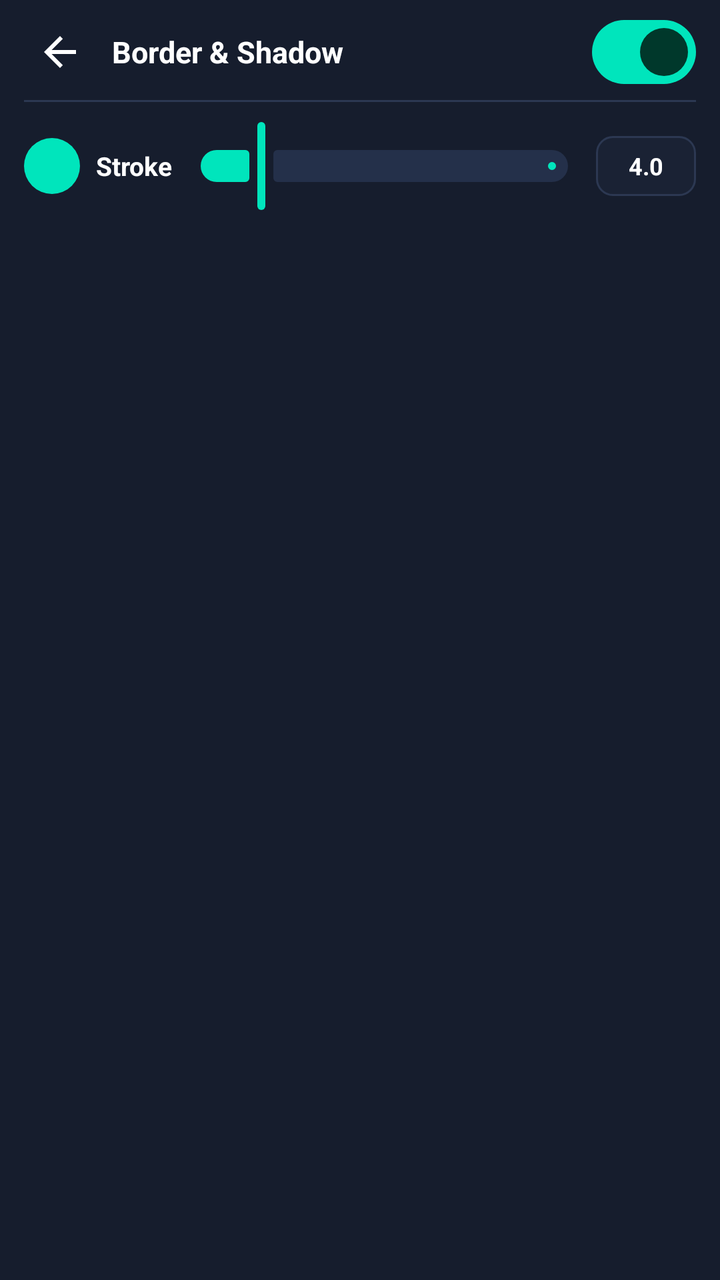
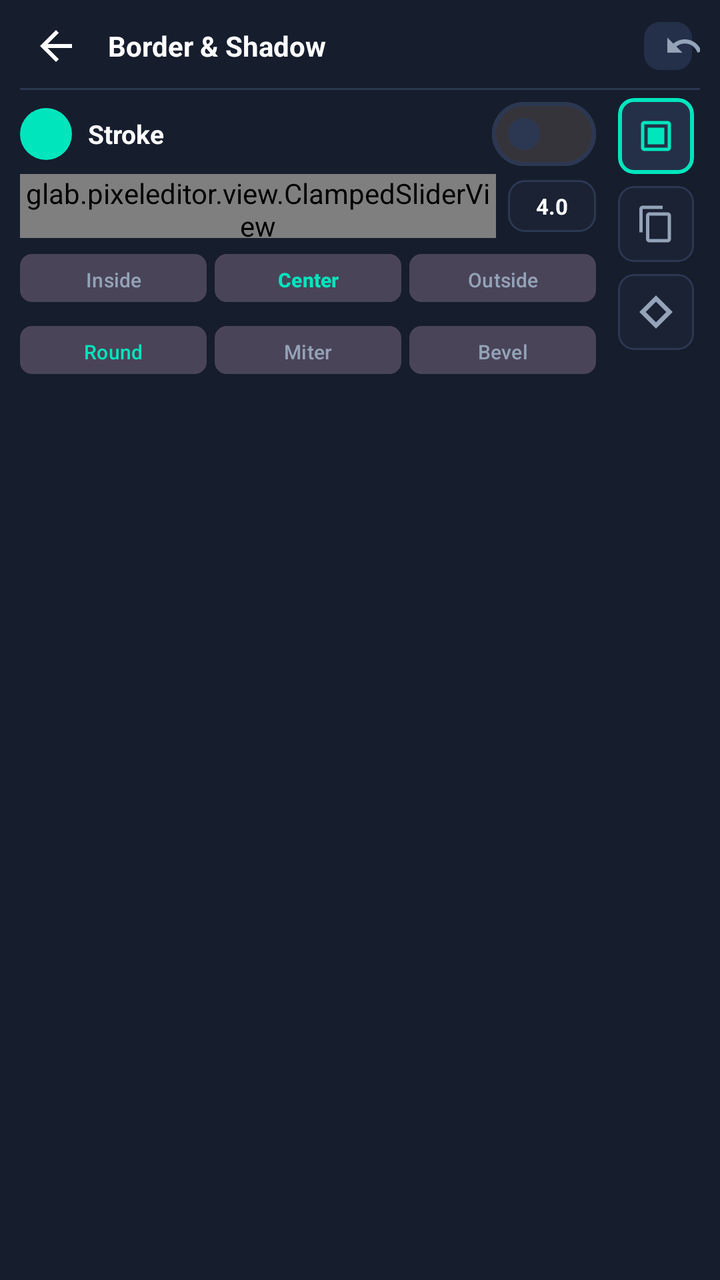

Screens rendered from an Android XML layout before and after an edit, with the pre-edit source and the edit as a unified diff.
<!-- AndroidManifest.xml: application theme Theme.PixelEditor -->
<!-- res/layout/panel_border_shadow.xml -->
<?xml version="1.0" encoding="utf-8"?>
<LinearLayout xmlns:android="http://schemas.android.com/apk/res/android"
    xmlns:app="http://schemas.android.com/apk/res-auto"
    android:id="@+id/panelBorderShadow"
    android:layout_width="match_parent"
    android:layout_height="wrap_content"
    android:background="@color/pe_surface_panel"
    android:orientation="vertical"
    android:paddingStart="12dp"
    android:paddingTop="6dp"
    android:paddingEnd="12dp"
    android:paddingBottom="12dp">

    
    <LinearLayout
        android:layout_width="match_parent"
        android:layout_height="40dp"
        android:gravity="center_vertical"
        android:orientation="horizontal">

        <ImageButton
            android:id="@+id/btnBackFromBorder"
            android:layout_width="36dp"
            android:layout_height="36dp"
            android:background="?attr/selectableItemBackgroundBorderless"
            android:src="@drawable/ic_pe_back"
            app:tint="@color/pe_text_primary" />

        <TextView
            android:layout_width="0dp"
            android:layout_height="wrap_content"
            android:layout_marginStart="8dp"
            android:layout_weight="1"
            android:text="@string/tool_border_shadow"
            android:textColor="@color/pe_text_primary"
            android:textSize="15sp"
            android:textStyle="bold" />

        <com.google.android.material.materialswitch.MaterialSwitch
            android:id="@+id/switchStrokeToggle"
            android:layout_width="wrap_content"
            android:layout_height="wrap_content"
            android:checked="true" />
    </LinearLayout>

    <View
        android:layout_width="match_parent"
        android:layout_height="1dp"
        android:layout_marginTop="4dp"
        android:layout_marginBottom="8dp"
        android:background="@color/pe_border" />

    
    <LinearLayout
        android:layout_width="match_parent"
        android:layout_height="wrap_content"
        android:gravity="center_vertical"
        android:orientation="horizontal">

        
        <View
            android:id="@+id/viewStrokeColorSwatch"
            android:layout_width="28dp"
            android:layout_height="28dp"
            android:background="@drawable/bg_pill_accent"
            android:backgroundTint="@color/pe_accent_mint" />

        <TextView
            android:layout_width="wrap_content"
            android:layout_height="wrap_content"
            android:layout_marginStart="8dp"
            android:text="@string/prop_stroke"
            android:textColor="@color/pe_text_primary"
            android:textSize="13sp"
            android:textStyle="bold" />

        <com.google.android.material.slider.Slider
            android:id="@+id/sliderStrokeWidth"
            style="@style/Widget.PixelEditor.Slider"
            android:layout_width="0dp"
            android:layout_height="wrap_content"
            android:layout_weight="1"
            android:valueFrom="0"
            android:valueTo="30"
            android:value="4" />

        <TextView
            android:id="@+id/tvStrokeVal"
            android:layout_width="50dp"
            android:layout_height="30dp"
            android:background="@drawable/bg_input_box"
            android:gravity="center"
            android:text="4.0"
            android:textColor="@color/pe_text_primary"
            android:textSize="12sp"
            android:textStyle="bold" />
    </LinearLayout>

    
    <HorizontalScrollView
        android:layout_width="match_parent"
        android:layout_height="wrap_content"
        android:layout_marginTop="8dp"
        android:scrollbars="none">

        <LinearLayout
            android:id="@+id/layoutStrokeColorPresets"
            android:layout_width="wrap_content"
            android:layout_height="wrap_content"
            android:orientation="horizontal" />
    </HorizontalScrollView>
</LinearLayout>
<!-- resources referenced by this layout -->
<resources>
  <color name="pe_accent_mint">#00E5BC</color>
  <color name="pe_border">#2C3852</color>
  <color name="pe_surface_panel">#161D2D</color>
  <color name="pe_text_primary">#FFFFFF</color>
  <!-- drawable bg_input_box (drawable) -->
  <?xml version="1.0" encoding="utf-8"?>
  <shape xmlns:android="http://schemas.android.com/apk/res/android"
      android:shape="rectangle">
      <solid android:color="@color/pe_surface_input"/>
      <stroke android:width="1dp" android:color="@color/pe_border"/>
      <corners android:radius="8dp"/>
  </shape>
  <!-- drawable bg_pill_accent (drawable) -->
  <?xml version="1.0" encoding="utf-8"?>
  <shape xmlns:android="http://schemas.android.com/apk/res/android"
      android:shape="rectangle">
      <solid android:color="@color/pe_accent_mint"/>
      <corners android:radius="999dp"/>
  </shape>
  <!-- drawable ic_pe_back (drawable) -->
  <vector xmlns:android="http://schemas.android.com/apk/res/android"
      android:width="24dp"
      android:height="24dp"
      android:viewportWidth="24"
      android:viewportHeight="24">
      <path
          android:fillColor="@color/pe_text_primary"
          android:pathData="M20,11H7.83l5.59,-5.59L12,4l-8,8 8,8 1.41,-1.41L7.83,13H20v-2z"/>
  </vector>
  <string name="prop_stroke">Stroke</string>
  <string name="tool_border_shadow">Border &amp; Shadow</string>
  <style name="Widget.PixelEditor.Slider" parent="Widget.Material3.Slider">
          <item name="thumbColor">@color/pe_accent_mint</item>
          <item name="trackColorActive">@color/pe_accent_mint</item>
          <item name="trackColorInactive">@color/pe_surface_card</item>
          <item name="haloColor">#3300E5BC</item>
      </style>
  <color name="pe_surface_input">#1A2234</color>
  <color name="pe_surface_card">#24304A</color>
  <color name="pe_m3_on_primary">#00382B</color>
  <color name="pe_m3_primary_container">#00513F</color>
  <color name="pe_m3_on_primary_container">#73FCD4</color>
  <color name="pe_accent_cyan">#00D2FF</color>
  <color name="pe_accent_purple">#7F5AF0</color>
  <color name="pe_bg_canvas_workspace">#0F1320</color>
  <color name="pe_surface_panel_elevated">#1E273C</color>
  <color name="pe_text_secondary">#94A3B8</color>
  <!-- unchanged entries left out for length: 1 -->
</resources>

<!-- the commit's change to res/layout/panel_border_shadow.xml (unified diff, before → after) -->
@@ -6,15 +6,15 @@
     android:layout_height="wrap_content"
     android:background="@color/pe_surface_panel"
     android:orientation="vertical"
-    android:paddingStart="12dp"
-    android:paddingTop="6dp"
-    android:paddingEnd="12dp"
-    android:paddingBottom="12dp">
+    android:paddingStart="10dp"
+    android:paddingTop="4dp"
+    android:paddingEnd="10dp"
+    android:paddingBottom="4dp">
 
     
     <LinearLayout
         android:layout_width="match_parent"
-        android:layout_height="40dp"
+        android:layout_height="38dp"
         android:gravity="center_vertical"
         android:orientation="horizontal">
 
@@ -27,86 +27,389 @@
             app:tint="@color/pe_text_primary" />
 
         <TextView
+            android:id="@+id/tvBorderShadowTitle"
             android:layout_width="0dp"
             android:layout_height="wrap_content"
             android:layout_marginStart="8dp"
             android:layout_weight="1"
             android:text="@string/tool_border_shadow"
             android:textColor="@color/pe_text_primary"
-            android:textSize="15sp"
+            android:textSize="14sp"
             android:textStyle="bold" />
 
-        <com.google.android.material.materialswitch.MaterialSwitch
-            android:id="@+id/switchStrokeToggle"
-            android:layout_width="wrap_content"
-            android:layout_height="wrap_content"
-            android:checked="true" />
+        
+        <com.google.android.material.button.MaterialButton
+            android:id="@+id/btnResetBorderShadow"
+            style="@style/Widget.Material3.Button.IconButton.Filled.Tonal"
+            android:layout_width="32dp"
+            android:layout_height="32dp"
+            android:contentDescription="Reset"
+            app:backgroundTint="@color/pe_surface_card"
+            app:cornerRadius="8dp"
+            app:icon="@drawable/ic_pe_undo"
+            app:iconTint="@color/pe_text_secondary" />
     </LinearLayout>
 
     <View
         android:layout_width="match_parent"
         android:layout_height="1dp"
-        android:layout_marginTop="4dp"
-        android:layout_marginBottom="8dp"
+        android:layout_marginTop="2dp"
+        android:layout_marginBottom="4dp"
         android:background="@color/pe_border" />
 
     
     <LinearLayout
         android:layout_width="match_parent"
-        android:layout_height="wrap_content"
-        android:gravity="center_vertical"
+        android:layout_height="165dp"
         android:orientation="horizontal">
 
         
-        <View
-            android:id="@+id/viewStrokeColorSwatch"
-            android:layout_width="28dp"
-            android:layout_height="28dp"
-            android:background="@drawable/bg_pill_accent"
-            android:backgroundTint="@color/pe_accent_mint" />
-
-        <TextView
-            android:layout_width="wrap_content"
-            android:layout_height="wrap_content"
+        <ViewFlipper
+            android:id="@+id/flipperBorderShadowSubpanels"
+            android:layout_width="0dp"
+            android:layout_height="match_parent"
+            android:layout_weight="1">
+
+            
+            <LinearLayout
+                android:layout_width="match_parent"
+                android:layout_height="match_parent"
+                android:orientation="vertical">
+
+                
+                <LinearLayout
+                    android:layout_width="match_parent"
+                    android:layout_height="36dp"
+                    android:gravity="center_vertical"
+                    android:orientation="horizontal">
+
+                    <View
+                        android:id="@+id/viewStrokeColorSwatch"
+                        android:layout_width="26dp"
+                        android:layout_height="26dp"
+                        android:background="@drawable/bg_pill_accent"
+                        android:backgroundTint="@color/pe_accent_mint" />
+
+                    <TextView
+                        android:layout_width="0dp"
+                        android:layout_height="wrap_content"
+                        android:layout_marginStart="8dp"
+                        android:layout_weight="1"
+                        android:text="Stroke"
+                        android:textColor="@color/pe_text_primary"
+                        android:textSize="13sp"
+                        android:textStyle="bold" />
+
+                    <com.google.android.material.materialswitch.MaterialSwitch
+                        android:id="@+id/switchStrokeToggle"
+                        android:layout_width="wrap_content"
+                        android:layout_height="wrap_content"
+                        android:checked="false" />
+                </LinearLayout>
+
+                
+                <LinearLayout
+                    android:layout_width="match_parent"
+                    android:layout_height="wrap_content"
+                    android:layout_marginTop="2dp"
+                    android:gravity="center_vertical"
+                    android:orientation="horizontal">
+
+                    <glab.pixeleditor.view.ClampedSliderView
+                        android:id="@+id/sliderStrokeWidth"
+                        android:layout_width="0dp"
+                        android:layout_height="32dp"
+                        android:layout_weight="1" />
+
+                    <TextView
+                        android:id="@+id/tvStrokeVal"
+                        android:layout_width="44dp"
+                        android:layout_height="26dp"
+                        android:layout_marginStart="6dp"
+                        android:background="@drawable/bg_input_box"
+                        android:gravity="center"
+                        android:text="4.0"
+                        android:textColor="@color/pe_text_primary"
+                        android:textSize="11sp"
+                        android:textStyle="bold" />
+                </LinearLayout>
+
+                
+                <LinearLayout
+                    android:layout_width="match_parent"
+                    android:layout_height="32dp"
+                    android:layout_marginTop="4dp"
+                    android:orientation="horizontal">
+
+                    <com.google.android.material.button.MaterialButton
+                        android:id="@+id/btnAlignInside"
+                        style="@style/Widget.Material3.Button.TonalButton"
+                        android:layout_width="0dp"
+                        android:layout_height="match_parent"
+                        android:layout_marginEnd="4dp"
+                        android:layout_weight="1"
+                        android:paddingStart="4dp"
+                        android:paddingEnd="4dp"
+                        android:text="Inside"
+                        android:textColor="@color/pe_text_secondary"
+                        android:textSize="10sp"
+                        app:cornerRadius="6dp" />
+
+                    <com.google.android.material.button.MaterialButton
+                        android:id="@+id/btnAlignCenter"
+                        style="@style/Widget.Material3.Button.TonalButton"
+                        android:layout_width="0dp"
+                        android:layout_height="match_parent"
+                        android:layout_marginEnd="4dp"
+                        android:layout_weight="1"
+                        android:paddingStart="4dp"
+                        android:paddingEnd="4dp"
+                        android:text="Center"
+                        android:textColor="@color/pe_accent_mint"
+                        android:textSize="10sp"
+                        android:textStyle="bold"
+                        app:cornerRadius="6dp" />
+
+                    <com.google.android.material.button.MaterialButton
+                        android:id="@+id/btnAlignOutside"
+                        style="@style/Widget.Material3.Button.TonalButton"
+                        android:layout_width="0dp"
+                        android:layout_height="match_parent"
+                        android:layout_weight="1"
+                        android:paddingStart="4dp"
+                        android:paddingEnd="4dp"
+                        android:text="Outside"
+                        android:textColor="@color/pe_text_secondary"
+                        android:textSize="10sp"
+                        app:cornerRadius="6dp" />
+                </LinearLayout>
+
+                
+                <LinearLayout
+                    android:layout_width="match_parent"
+                    android:layout_height="32dp"
+                    android:layout_marginTop="4dp"
+                    android:orientation="horizontal">
+
+                    <com.google.android.material.button.MaterialButton
+                        android:id="@+id/btnJoinRound"
+                        style="@style/Widget.Material3.Button.TonalButton"
+                        android:layout_width="0dp"
+                        android:layout_height="match_parent"
+                        android:layout_marginEnd="4dp"
+                        android:layout_weight="1"
+                        android:text="Round"
+                        android:textColor="@color/pe_accent_mint"
+                        android:textSize="10sp"
+                        app:cornerRadius="6dp" />
+
+                    <com.google.android.material.button.MaterialButton
+                        android:id="@+id/btnJoinMiter"
+                        style="@style/Widget.Material3.Button.TonalButton"
+                        android:layout_width="0dp"
+                        android:layout_height="match_parent"
+                        android:layout_marginEnd="4dp"
+                        android:layout_weight="1"
+                        android:text="Miter"
+                        android:textColor="@color/pe_text_secondary"
+                        android:textSize="10sp"
+                        app:cornerRadius="6dp" />
+
+                    <com.google.android.material.button.MaterialButton
+                        android:id="@+id/btnJoinBevel"
+                        style="@style/Widget.Material3.Button.TonalButton"
+                        android:layout_width="0dp"
+                        android:layout_height="match_parent"
+                        android:layout_weight="1"
+                        android:text="Bevel"
+                        android:textColor="@color/pe_text_secondary"
+                        android:textSize="10sp"
+                        app:cornerRadius="6dp" />
+                </LinearLayout>
+            </LinearLayout>
+
+            
+            <LinearLayout
+                android:layout_width="match_parent"
+                android:layout_height="match_parent"
+                android:orientation="vertical">
+
+                <LinearLayout
+                    android:layout_width="match_parent"
+                    android:layout_height="34dp"
+                    android:gravity="center_vertical"
+                    android:orientation="horizontal">
+
+                    <TextView
+                        android:id="@+id/tvBordersCount"
+                        android:layout_width="0dp"
+                        android:layout_height="wrap_content"
+                        android:layout_weight="1"
+                        android:text="Borders (0)"
+                        android:textColor="@color/pe_text_primary"
+                        android:textSize="12sp"
+                        android:textStyle="bold" />
+
+                    <com.google.android.material.button.MaterialButton
+                        android:id="@+id/btnAddBorderItem"
+                        style="@style/Widget.Material3.Button.TonalButton"
+                        android:layout_width="wrap_content"
+                        android:layout_height="28dp"
+                        android:paddingStart="10dp"
+                        android:paddingEnd="10dp"
+                        android:text="+ Add Border"
+                        android:textColor="@color/pe_bg_canvas_workspace"
+                        android:textSize="10sp"
+                        android:textStyle="bold"
+                        app:backgroundTint="@color/pe_accent_mint"
+                        app:cornerRadius="6dp" />
+                </LinearLayout>
+
+                
+                <androidx.core.widget.NestedScrollView
+                    android:layout_width="match_parent"
+                    android:layout_height="0dp"
+                    android:layout_weight="1"
+                    android:fillViewport="true"
+                    android:scrollbars="vertical">
+
+                    <LinearLayout
+                        android:id="@+id/containerBordersList"
+                        android:layout_width="match_parent"
+                        android:layout_height="wrap_content"
+                        android:orientation="vertical" />
+                </androidx.core.widget.NestedScrollView>
+            </LinearLayout>
+
+            
+            <LinearLayout
+                android:layout_width="match_parent"
+                android:layout_height="match_parent"
+                android:orientation="vertical">
+
+                <LinearLayout
+                    android:layout_width="match_parent"
+                    android:layout_height="34dp"
+                    android:gravity="center_vertical"
+                    android:orientation="horizontal">
+
+                    <TextView
+                        android:id="@+id/tvShadowsCount"
+                        android:layout_width="0dp"
+                        android:layout_height="wrap_content"
+                        android:layout_weight="1"
+                        android:text="Shadows (0)"
+                        android:textColor="@color/pe_text_primary"
+                        android:textSize="12sp"
+                        android:textStyle="bold" />
+
+                    <com.google.android.material.button.MaterialButton
+                        android:id="@+id/btnAddShadowItem"
+                        style="@style/Widget.Material3.Button.TonalButton"
+                        android:layout_width="wrap_content"
+                        android:layout_height="28dp"
+                        android:paddingStart="10dp"
+                        android:paddingEnd="10dp"
+                        android:text="+ Add Shadow"
+                        android:textColor="@color/pe_bg_canvas_workspace"
+                        android:textSize="10sp"
+                        android:textStyle="bold"
+                        app:backgroundTint="@color/pe_accent_mint"
+                        app:cornerRadius="6dp" />
+                </LinearLayout>
+
+                
+                <androidx.core.widget.NestedScrollView
+                    android:layout_width="match_parent"
+                    android:layout_height="0dp"
+                    android:layout_weight="1"
+                    android:fillViewport="true"
+                    android:scrollbars="vertical">
+
+                    <LinearLayout
+                        android:id="@+id/containerShadowsList"
+                        android:layout_width="match_parent"
+                        android:layout_height="wrap_content"
+                        android:orientation="vertical" />
+                </androidx.core.widget.NestedScrollView>
+            </LinearLayout>
+        </ViewFlipper>
+
+        
+        <LinearLayout
+            android:layout_width="44dp"
+            android:layout_height="match_parent"
             android:layout_marginStart="8dp"
-            android:text="@string/prop_stroke"
-            android:textColor="@color/pe_text_primary"
-            android:textSize="13sp"
-            android:textStyle="bold" />
-
-        <com.google.android.material.slider.Slider
-            android:id="@+id/sliderStrokeWidth"
-            style="@style/Widget.PixelEditor.Slider"
-            android:layout_width="0dp"
-            android:layout_height="wrap_content"
-            android:layout_weight="1"
-            android:valueFrom="0"
-            android:valueTo="30"
-            android:value="4" />
-
-        <TextView
-            android:id="@+id/tvStrokeVal"
-            android:layout_width="50dp"
-            android:layout_height="30dp"
-            android:background="@drawable/bg_input_box"
-            android:gravity="center"
-            android:text="4.0"
-            android:textColor="@color/pe_text_primary"
-            android:textSize="12sp"
-            android:textStyle="bold" />
+            android:gravity="center_horizontal"
+            android:orientation="vertical">
+
+            
+            <com.google.android.material.card.MaterialCardView
+                android:id="@+id/tabRailStroke"
+                style="@style/Widget.PixelEditor.Card"
+                android:layout_width="38dp"
+                android:layout_height="38dp"
+                android:layout_marginBottom="6dp"
+                android:clickable="true"
+                android:focusable="true"
+                app:cardBackgroundColor="#243048"
+                app:cardCornerRadius="8dp"
+                app:strokeColor="@color/pe_accent_mint"
+                app:strokeWidth="2dp">
+
+                <ImageView
+                    android:id="@+id/ivRailStroke"
+                    android:layout_width="20dp"
+                    android:layout_height="20dp"
+                    android:layout_gravity="center"
+                    android:src="@drawable/ic_tool_border"
+                    app:tint="@color/pe_accent_mint" />
+            </com.google.android.material.card.MaterialCardView>
+
+            
+            <com.google.android.material.card.MaterialCardView
+                android:id="@+id/tabRailAddBorder"
+                style="@style/Widget.PixelEditor.Card"
+                android:layout_width="38dp"
+                android:layout_height="38dp"
+                android:layout_marginBottom="6dp"
+                android:clickable="true"
+                android:focusable="true"
+                app:cardBackgroundColor="#1A2234"
+                app:cardCornerRadius="8dp"
+                app:strokeColor="@color/pe_border"
+                app:strokeWidth="1dp">
+
+                <ImageView
+                    android:id="@+id/ivRailAddBorder"
+                    android:layout_width="20dp"
+                    android:layout_height="20dp"
+                    android:layout_gravity="center"
+                    android:src="@drawable/ic_pe_duplicate"
+                    app:tint="@color/pe_text_secondary" />
+            </com.google.android.material.card.MaterialCardView>
+
+            
+            <com.google.android.material.card.MaterialCardView
+                android:id="@+id/tabRailShadow"
+                style="@style/Widget.PixelEditor.Card"
+                android:layout_width="38dp"
+                android:layout_height="38dp"
+                android:clickable="true"
+                android:focusable="true"
+                app:cardBackgroundColor="#1A2234"
+                app:cardCornerRadius="8dp"
+                app:strokeColor="@color/pe_border"
+                app:strokeWidth="1dp">
+
+                <ImageView
+                    android:id="@+id/ivRailShadow"
+                    android:layout_width="20dp"
+                    android:layout_height="20dp"
+                    android:layout_gravity="center"
+                    android:src="@drawable/ic_pe_diamond"
+                    app:tint="@color/pe_text_secondary" />
+            </com.google.android.material.card.MaterialCardView>
+        </LinearLayout>
     </LinearLayout>
-
-    
-    <HorizontalScrollView
-        android:layout_width="match_parent"
-        android:layout_height="wrap_content"
-        android:layout_marginTop="8dp"
-        android:scrollbars="none">
-
-        <LinearLayout
-            android:id="@+id/layoutStrokeColorPresets"
-            android:layout_width="wrap_content"
-            android:layout_height="wrap_content"
-            android:orientation="horizontal" />
-    </HorizontalScrollView>
 </LinearLayout>
<!-- resource entries referenced after the edit -->
@@ -29,13 +29,53 @@
           android:fillColor="@color/pe_text_primary"
           android:pathData="M20,11H7.83l5.59,-5.59L12,4l-8,8 8,8 1.41,-1.41L7.83,13H20v-2z"/>
   </vector>
-  <string name="prop_stroke">Stroke</string>
+  <!-- drawable ic_pe_diamond (drawable) -->
+  <vector xmlns:android="http://schemas.android.com/apk/res/android"
+      android:width="24dp"
+      android:height="24dp"
+      android:viewportWidth="24"
+      android:viewportHeight="24">
+      <path
+          android:fillColor="#FFFFFFFF"
+          android:pathData="M12,2L2,12l10,10 10,-10L12,2zm0,3.83L18.17,12 12,18.17 5.83,12 12,5.83z"/>
+  </vector>
+  <!-- drawable ic_pe_duplicate (drawable) -->
+  <vector xmlns:android="http://schemas.android.com/apk/res/android"
+      android:width="24dp"
+      android:height="24dp"
+      android:viewportWidth="24"
+      android:viewportHeight="24">
+      <path
+          android:fillColor="@color/pe_text_primary"
+          android:pathData="M16,1H4c-1.1,0 -2,0.9 -2,2v14h2V3h12V1zm3,4H8c-1.1,0 -2,0.9 -2,2v14c0,1.1 0.9,2 2,2h11c1.1,0 2,-0.9 2,-2V7c0,-1.1 -0.9,-2 -2,-2zm0,16H8V7h11v14z"/>
+  </vector>
+  <!-- drawable ic_pe_undo (drawable) -->
+  <vector xmlns:android="http://schemas.android.com/apk/res/android"
+      android:width="24dp"
+      android:height="24dp"
+      android:viewportWidth="24"
+      android:viewportHeight="24">
+      <path
+          android:fillColor="@color/pe_text_primary"
+          android:pathData="M12.5,8c-2.65,0 -5.05,0.99 -6.9,2.6L2,7v9h9l-3.62,-3.62c1.39,-1.16 3.16,-1.88 5.12,-1.88 3.54,0 6.55,2.31 7.6,5.5l2.37,-0.78C21.08,11.03 17.15,8 12.5,8z"/>
+  </vector>
+  <!-- drawable ic_tool_border (drawable) -->
+  <vector xmlns:android="http://schemas.android.com/apk/res/android"
+      android:width="24dp"
+      android:height="24dp"
+      android:viewportWidth="24"
+      android:viewportHeight="24">
+      <path
+          android:fillColor="@color/pe_text_primary"
+          android:pathData="M19,3H5C3.9,3 3,3.9 3,5v14c0,1.1 0.9,2 2,2h14c1.1,0 2,-0.9 2,-2V5C21,3.9 20.1,3 19,3zM19,19H5V5h14V19zM7,7h10v10H7V7z"/>
+  </vector>
   <string name="tool_border_shadow">Border &amp; Shadow</string>
-  <style name="Widget.PixelEditor.Slider" parent="Widget.Material3.Slider">
-          <item name="thumbColor">@color/pe_accent_mint</item>
-          <item name="trackColorActive">@color/pe_accent_mint</item>
-          <item name="trackColorInactive">@color/pe_surface_card</item>
-          <item name="haloColor">#3300E5BC</item>
+  <style name="Widget.PixelEditor.Card" parent="Widget.Material3.CardView.Filled">
+          <item name="cardBackgroundColor">@color/pe_surface_card</item>
+          <item name="cardCornerRadius">16dp</item>
+          <item name="cardElevation">0dp</item>
+          <item name="strokeWidth">1dp</item>
+          <item name="strokeColor">@color/pe_border</item>
       </style>
   <color name="pe_surface_input">#1A2234</color>
   <color name="pe_surface_card">#24304A</color>
